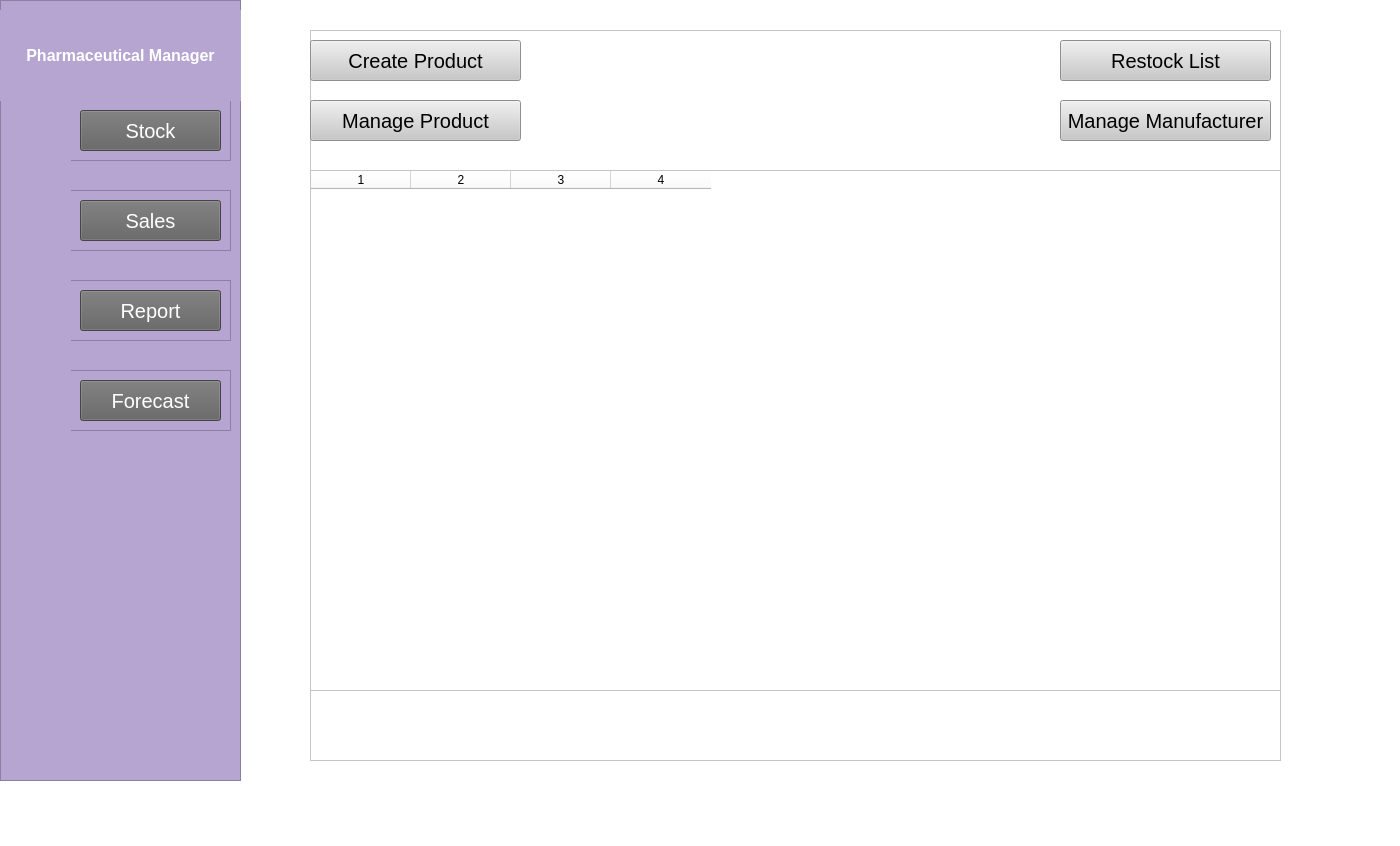
This is app/UserInterface/Pages/StockWindow.ui in JunlinDu/PHP-SRePS as Qt 5 draws it before an edit. The edited form follows.
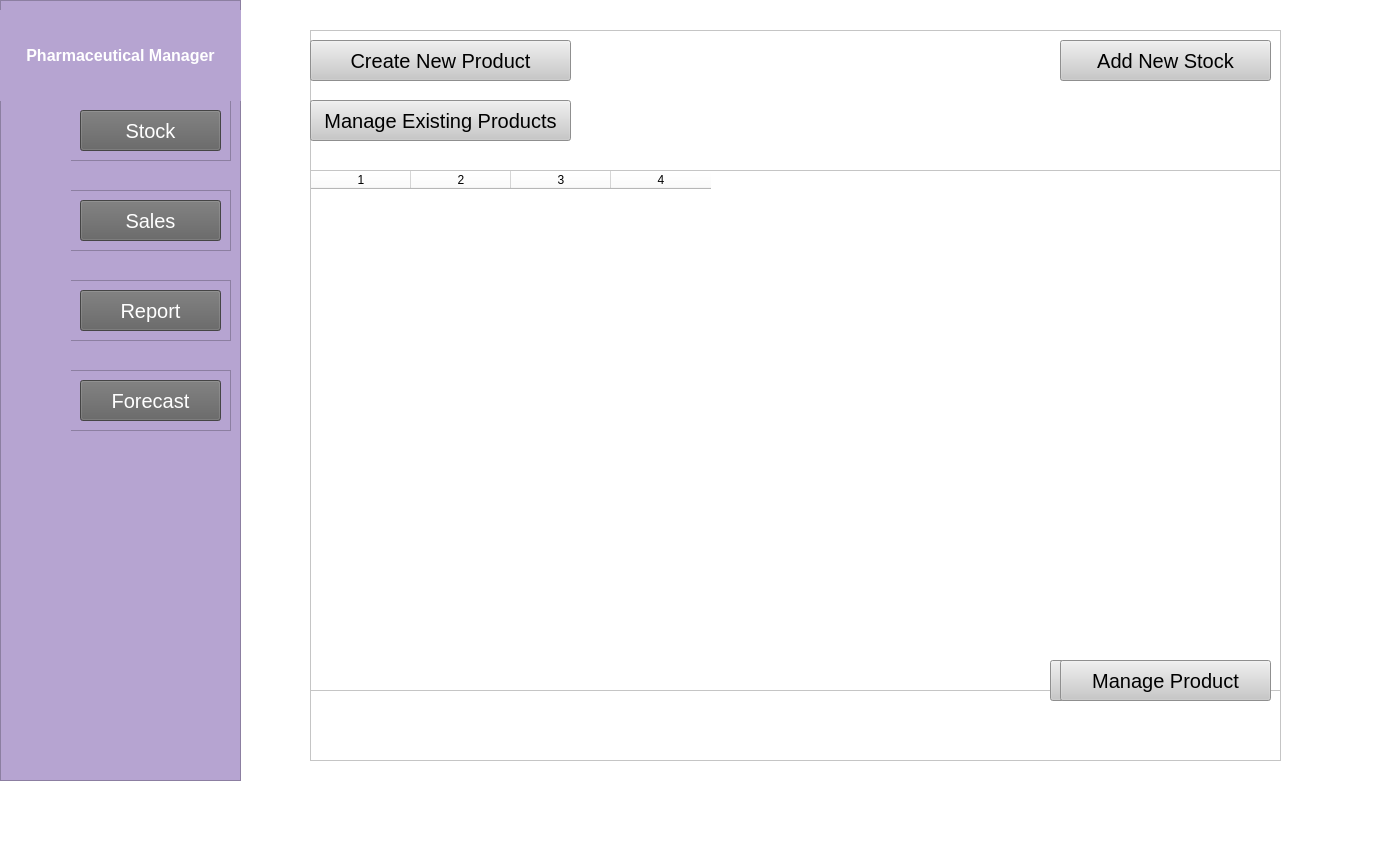
This is the edited form. Icons and pictures are not drawn.

Commit message: stock dialog added

What changed in the file:
```diff
--- a/app/UserInterface/Pages/StockWindow.ui
+++ b/app/UserInterface/Pages/StockWindow.ui
@@ -410,7 +410,7 @@
       <rect>
        <x>0</x>
        <y>10</y>
-       <width>211</width>
+       <width>261</width>
        <height>41</height>
       </rect>
      </property>
@@ -426,7 +426,7 @@
       <string notr="true">background-color: rgb(200, 200, 200);</string>
      </property>
      <property name="text">
-      <string>Create Product</string>
+      <string>Create New Product</string>
      </property>
     </widget>
     <widget class="QPushButton" name="SwitchListButton">
@@ -450,7 +450,7 @@
       <string notr="true">background-color: rgb(200, 200, 200);</string>
      </property>
      <property name="text">
-      <string>Restock List</string>
+      <string>Add New Stock</string>
      </property>
     </widget>
     <widget class="QPushButton" name="CreateProductButton_2">
@@ -458,6 +458,30 @@
       <rect>
        <x>0</x>
        <y>70</y>
+       <width>261</width>
+       <height>41</height>
+      </rect>
+     </property>
+     <property name="font">
+      <font>
+       <family>MS Sans Serif</family>
+       <pointsize>15</pointsize>
+       <weight>50</weight>
+       <bold>false</bold>
+      </font>
+     </property>
+     <property name="styleSheet">
+      <string notr="true">background-color: rgb(200, 200, 200);</string>
+     </property>
+     <property name="text">
+      <string>Manage Existing Products</string>
+     </property>
+    </widget>
+    <widget class="QPushButton" name="CreateProductButton_4">
+     <property name="geometry">
+      <rect>
+       <x>740</x>
+       <y>630</y>
        <width>211</width>
        <height>41</height>
       </rect>
@@ -481,7 +505,7 @@
      <property name="geometry">
       <rect>
        <x>750</x>
-       <y>70</y>
+       <y>630</y>
        <width>211</width>
        <height>41</height>
       </rect>
@@ -498,7 +522,7 @@
       <string notr="true">background-color: rgb(200, 200, 200);</string>
      </property>
      <property name="text">
-      <string>Manage Manufacturer</string>
+      <string>Manage Product</string>
      </property>
     </widget>
    </widget>
```
Left out of the diff: 2 changed lines with no effect on the pictures. The commit also changes 5 other files.
